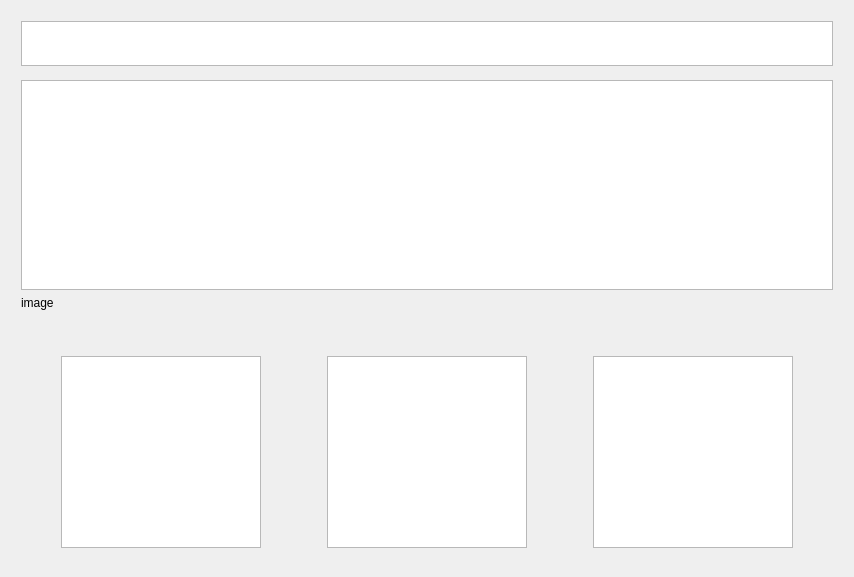
Qt form autoskola_eTesty/questionsdialog.ui (RxiPland/autoskola_eTesty_desktop) before a commit.
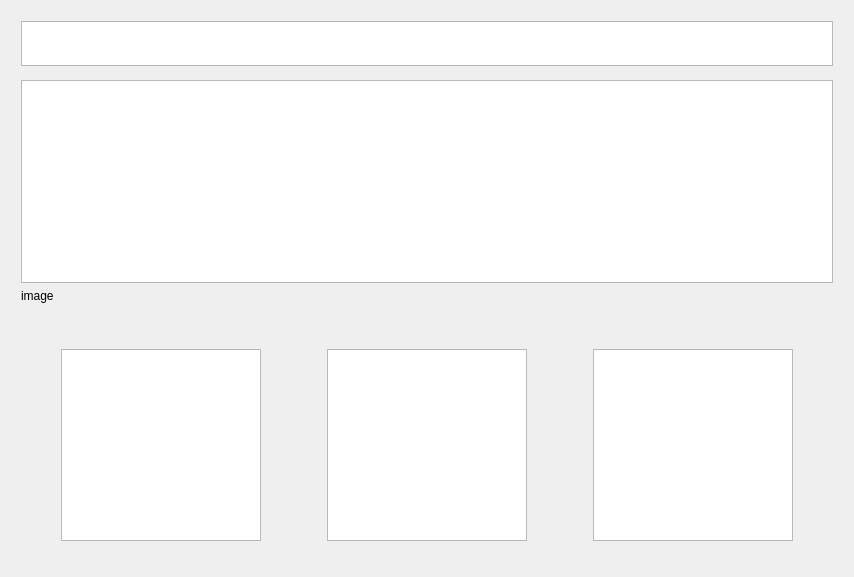
The same form after that commit. Custom widgets are drawn as their Qt base class.

Patch:
```diff
--- a/autoskola_eTesty/questionsdialog.ui
+++ b/autoskola_eTesty/questionsdialog.ui
@@ -347,7 +347,7 @@
        <property name="sizeHint" stdset="0">
         <size>
          <width>20</width>
-         <height>18</height>
+         <height>25</height>
         </size>
        </property>
       </spacer>
```
